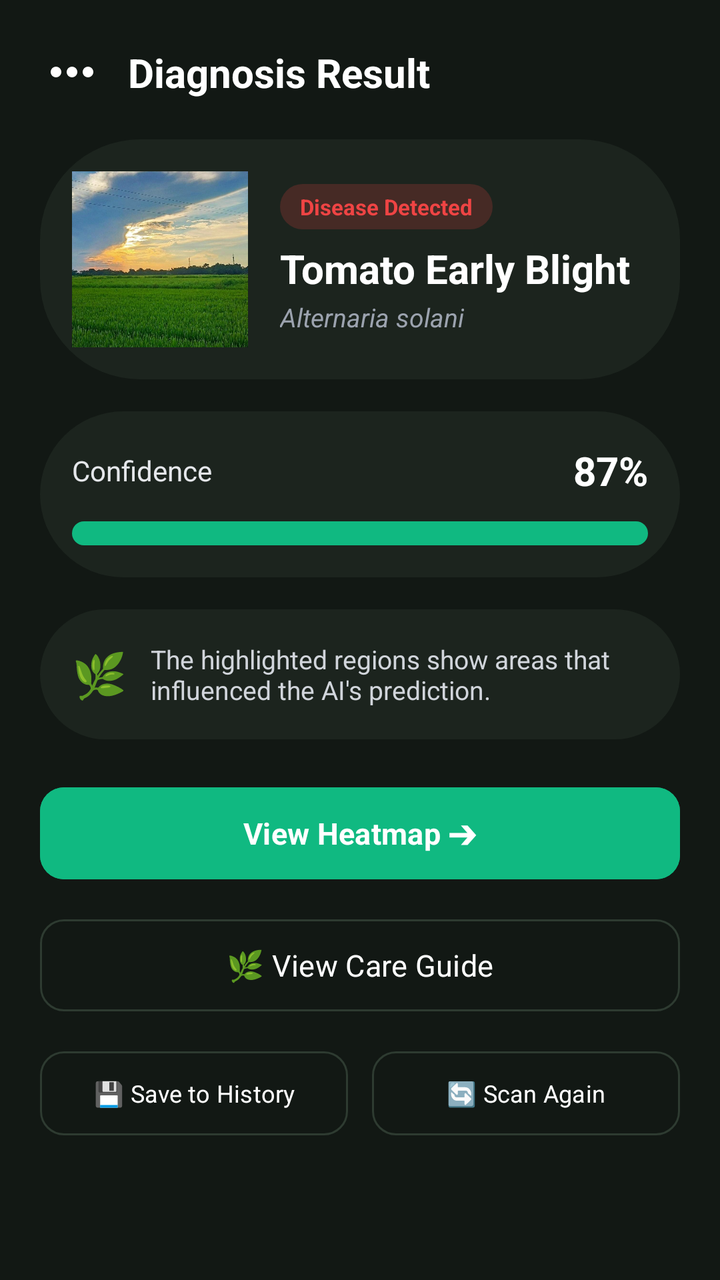
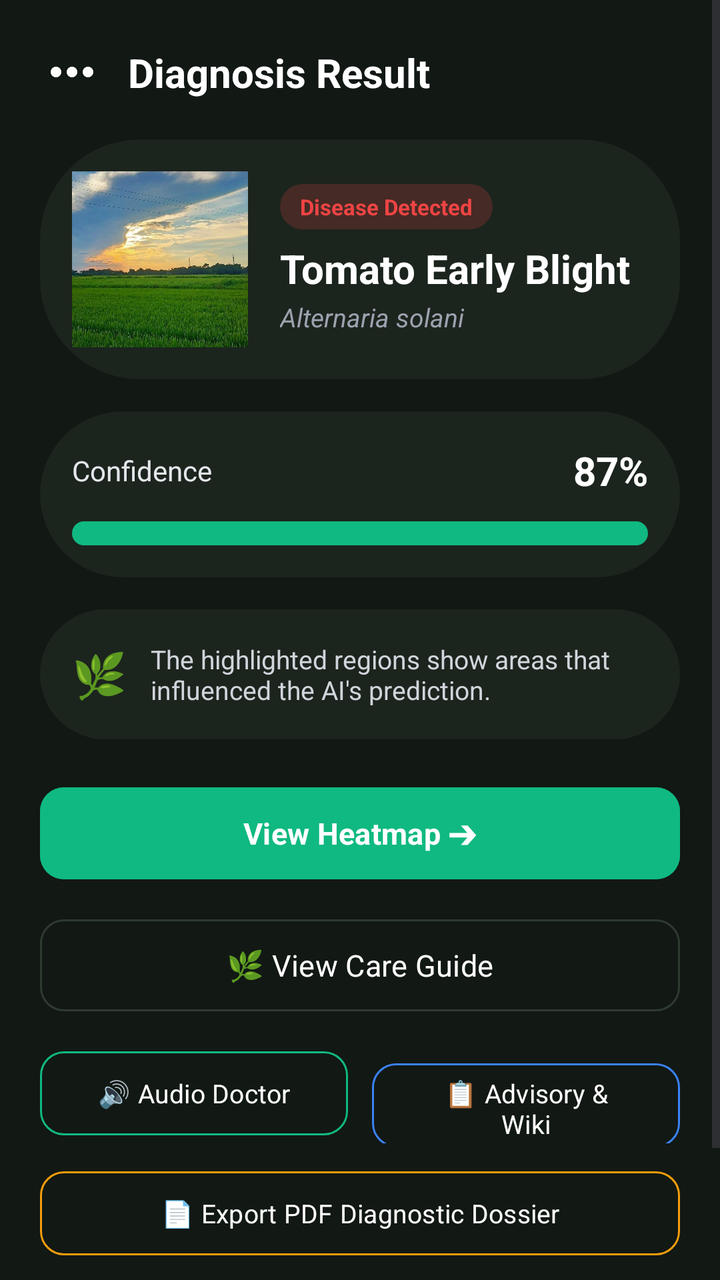

Two renders of the same Android screen: before a commit and after it. Below are the layout's source before the change and the commit's diff.
<!-- AndroidManifest.xml: application theme Theme.SmartAgriculture -->
<!-- res/layout/fragment_scan_result.xml -->
<?xml version="1.0" encoding="utf-8"?>
<ScrollView xmlns:android="http://schemas.android.com/apk/res/android"
    xmlns:app="http://schemas.android.com/apk/res-auto"
    android:layout_width="match_parent"
    android:layout_height="match_parent"
    android:background="#121814"
    android:fillViewport="true">

    <androidx.constraintlayout.widget.ConstraintLayout
        android:layout_width="match_parent"
        android:layout_height="wrap_content"
        android:padding="20dp">

        
        <ImageView
            android:id="@+id/btnBack"
            android:layout_width="32dp"
            android:layout_height="32dp"
            android:src="@drawable/ic_more"
            app:layout_constraintStart_toStartOf="parent"
            app:layout_constraintTop_toTopOf="parent"
            app:tint="#FFFFFF" />

        <TextView
            android:id="@+id/tvTitle"
            android:layout_width="wrap_content"
            android:layout_height="wrap_content"
            android:layout_marginStart="12dp"
            android:text="Diagnosis Result"
            android:textColor="#FFFFFF"
            android:textSize="20sp"
            android:textStyle="bold"
            app:layout_constraintBottom_toBottomOf="@id/btnBack"
            app:layout_constraintStart_toEndOf="@id/btnBack"
            app:layout_constraintTop_toTopOf="@id/btnBack" />

        
        <LinearLayout
            android:id="@+id/cardDiseaseHeader"
            android:layout_width="0dp"
            android:layout_height="wrap_content"
            android:layout_marginTop="20dp"
            android:background="@drawable/rounded_button"
            android:backgroundTint="#1C241E"
            android:gravity="center_vertical"
            android:orientation="horizontal"
            android:padding="16dp"
            app:layout_constraintEnd_toEndOf="parent"
            app:layout_constraintStart_toStartOf="parent"
            app:layout_constraintTop_toBottomOf="@id/tvTitle">

            <ImageView
                android:id="@+id/ivResultLeaf"
                android:layout_width="88dp"
                android:layout_height="88dp"
                android:background="@drawable/rounded_button"
                android:scaleType="centerCrop"
                android:src="@drawable/bg_1" />

            <LinearLayout
                android:layout_width="0dp"
                android:layout_height="wrap_content"
                android:layout_marginStart="16dp"
                android:layout_weight="1"
                android:orientation="vertical">

                <TextView
                    android:id="@+id/tvBadge"
                    android:layout_width="wrap_content"
                    android:layout_height="wrap_content"
                    android:background="@drawable/rounded_button"
                    android:backgroundTint="#33EF4444"
                    android:paddingHorizontal="10dp"
                    android:paddingVertical="4dp"
                    android:text="Disease Detected"
                    android:textColor="#EF4444"
                    android:textSize="11sp"
                    android:textStyle="bold" />

                <TextView
                    android:id="@+id/tvDiseaseName"
                    android:layout_width="wrap_content"
                    android:layout_height="wrap_content"
                    android:layout_marginTop="6dp"
                    android:text="Tomato Early Blight"
                    android:textColor="#FFFFFF"
                    android:textSize="20sp"
                    android:textStyle="bold" />

                <TextView
                    android:id="@+id/tvScientificName"
                    android:layout_width="wrap_content"
                    android:layout_height="wrap_content"
                    android:layout_marginTop="2dp"
                    android:text="Alternaria solani"
                    android:textColor="#9CA3AF"
                    android:textSize="13sp"
                    android:textStyle="italic" />
            </LinearLayout>
        </LinearLayout>

        
        <LinearLayout
            android:id="@+id/cardConfidence"
            android:layout_width="0dp"
            android:layout_height="wrap_content"
            android:layout_marginTop="16dp"
            android:background="@drawable/rounded_button"
            android:backgroundTint="#1C241E"
            android:orientation="vertical"
            android:padding="16dp"
            app:layout_constraintEnd_toEndOf="parent"
            app:layout_constraintStart_toStartOf="parent"
            app:layout_constraintTop_toBottomOf="@id/cardDiseaseHeader">

            <LinearLayout
                android:layout_width="match_parent"
                android:layout_height="wrap_content"
                android:gravity="center_vertical"
                android:orientation="horizontal">

                <TextView
                    android:layout_width="0dp"
                    android:layout_height="wrap_content"
                    android:layout_weight="1"
                    android:text="Confidence"
                    android:textColor="#E5E7EB"
                    android:textSize="14sp" />

                <TextView
                    android:id="@+id/tvConfidenceValue"
                    android:layout_width="wrap_content"
                    android:layout_height="wrap_content"
                    android:text="87%"
                    android:textColor="#FFFFFF"
                    android:textSize="20sp"
                    android:textStyle="bold" />
            </LinearLayout>

            <ProgressBar
                android:id="@+id/pbConfidence"
                style="?android:attr/progressBarStyleHorizontal"
                android:layout_width="match_parent"
                android:layout_height="12dp"
                android:layout_marginTop="12dp"
                android:max="100"
                android:progress="87"
                android:progressDrawable="@drawable/rounded_button"
                android:progressTint="#10B981" />
        </LinearLayout>

        
        <LinearLayout
            android:id="@+id/cardExplanation"
            android:layout_width="0dp"
            android:layout_height="wrap_content"
            android:layout_marginTop="16dp"
            android:background="@drawable/rounded_button"
            android:backgroundTint="#1C241E"
            android:gravity="center_vertical"
            android:orientation="horizontal"
            android:padding="16dp"
            app:layout_constraintEnd_toEndOf="parent"
            app:layout_constraintStart_toStartOf="parent"
            app:layout_constraintTop_toBottomOf="@id/cardConfidence">

            <TextView
                android:layout_width="wrap_content"
                android:layout_height="wrap_content"
                android:text="🌿"
                android:textSize="22sp" />

            <TextView
                android:id="@+id/tvAiExplanation"
                android:layout_width="0dp"
                android:layout_height="wrap_content"
                android:layout_marginStart="12dp"
                android:layout_weight="1"
                android:text="The highlighted regions show areas that influenced the AI's prediction."
                android:textColor="#D1D5DB"
                android:textSize="13sp" />
        </LinearLayout>

        
        <Button
            android:id="@+id/btnViewHeatmap"
            android:layout_width="0dp"
            android:layout_height="54dp"
            android:layout_marginTop="20dp"
            android:backgroundTint="#10B981"
            android:text="View Heatmap ➔"
            android:textColor="#FFFFFF"
            android:textSize="15sp"
            android:textStyle="bold"
            app:cornerRadius="12dp"
            app:layout_constraintEnd_toEndOf="parent"
            app:layout_constraintStart_toStartOf="parent"
            app:layout_constraintTop_toBottomOf="@id/cardExplanation" />

        <Button
            android:id="@+id/btnViewCareGuide"
            style="?attr/materialButtonOutlinedStyle"
            android:layout_width="0dp"
            android:layout_height="54dp"
            android:layout_marginTop="12dp"
            android:text="🌿 View Care Guide"
            android:textColor="#FFFFFF"
            android:textSize="15sp"
            app:cornerRadius="12dp"
            app:layout_constraintEnd_toEndOf="parent"
            app:layout_constraintStart_toStartOf="parent"
            app:layout_constraintTop_toBottomOf="@id/btnViewHeatmap"
            app:strokeColor="#2E3B31"
            app:strokeWidth="1dp" />

        <LinearLayout
            android:id="@+id/rowBottomActions"
            android:layout_width="0dp"
            android:layout_height="wrap_content"
            android:layout_marginTop="12dp"
            android:orientation="horizontal"
            app:layout_constraintEnd_toEndOf="parent"
            app:layout_constraintStart_toStartOf="parent"
            app:layout_constraintTop_toBottomOf="@id/btnViewCareGuide">

            <Button
                android:id="@+id/btnSaveHistory"
                style="?attr/materialButtonOutlinedStyle"
                android:layout_width="0dp"
                android:layout_height="50dp"
                android:layout_marginEnd="6dp"
                android:layout_weight="1"
                android:text="💾 Save to History"
                android:textColor="#FFFFFF"
                android:textSize="12sp"
                app:cornerRadius="12dp"
                app:strokeColor="#2E3B31" />

            <Button
                android:id="@+id/btnScanAgain"
                style="?attr/materialButtonOutlinedStyle"
                android:layout_width="0dp"
                android:layout_height="50dp"
                android:layout_marginStart="6dp"
                android:layout_weight="1"
                android:text="🔄 Scan Again"
                android:textColor="#FFFFFF"
                android:textSize="12sp"
                app:cornerRadius="12dp"
                app:strokeColor="#2E3B31" />
        </LinearLayout>

    </androidx.constraintlayout.widget.ConstraintLayout>
</ScrollView>
<!-- resources referenced by this layout -->
<resources>
  <!-- drawable bg_1: jpeg bitmap (drawable, 177436 bytes) -->
  <!-- drawable ic_more (drawable) -->
  <vector xmlns:android="http://schemas.android.com/apk/res/android"
      android:width="24dp"
      android:height="24dp"
      android:viewportWidth="24.0"
      android:viewportHeight="24.0">
      <path
          android:fillColor="#FF000000"
          android:pathData="M6,10c-1.1,0 -2,0.9 -2,2s0.9,2 2,2 2,-0.9 2,-2 -0.9,-2 -2,-2zm12,0c-1.1,0 -2,0.9 -2,2s0.9,2 2,2 2,-0.9 2,-2 -0.9,-2 -2,-2zm-6,0c-1.1,0 -2,0.9 -2,2s0.9,2 2,2 2,-0.9 2,-2 -0.9,-2 -2,-2z"/>
  </vector>
  <!-- drawable rounded_button (drawable) -->
  <?xml version="1.0" encoding="utf-8"?>
  <shape xmlns:android="http://schemas.android.com/apk/res/android"
      android:shape="rectangle">
      <solid android:color="#FFFFFF"/>
      <corners android:radius="50dp"/>
  </shape>
  <style name="Theme.SmartAgriculture" parent="Base.Theme.SmartAgriculture" />
  <style name="Base.Theme.SmartAgriculture" parent="Theme.Material3.DayNight.NoActionBar">
          
          <item name="colorPrimary">@color/colorPrimary</item>
          <item name="colorPrimaryVariant">@color/colorPrimaryVariant</item>
          <item name="colorOnPrimary">@color/colorOnPrimary</item>
          
          
          <item name="colorSecondary">@color/colorSecondary</item>
          <item name="colorSecondaryVariant">@color/colorSecondaryVariant</item>
          <item name="colorOnSecondary">@color/colorOnSecondary</item>
          
          
          <item name="android:colorBackground">@color/colorBackground</item>
          <item name="colorSurface">@color/colorSurface</item>
          
          
          <item name="fontFamily">sans-serif</item>
      </style>
  <color name="colorPrimary">#2E7D32</color>
  <color name="colorPrimaryVariant">#1B5E20</color>
  <color name="colorOnPrimary">#FFFFFF</color>
  <color name="colorSecondary">#81C784</color>
  <color name="colorSecondaryVariant">#66BB6A</color>
  <color name="colorOnSecondary">#000000</color>
  <color name="colorBackground">#F5F5F5</color>
  <color name="colorSurface">#FFFFFF</color>
</resources>

<!-- the commit's change to res/layout/fragment_scan_result.xml (unified diff, before → after) -->
@@ -213,8 +213,9 @@
             app:strokeColor="#2E3B31"
             app:strokeWidth="1dp" />
 
-        <LinearLayout
-            android:id="@+id/rowBottomActions"
+        
+        <LinearLayout
+            android:id="@+id/rowExtraFeatures"
             android:layout_width="0dp"
             android:layout_height="wrap_content"
             android:layout_marginTop="12dp"
@@ -222,6 +223,61 @@
             app:layout_constraintEnd_toEndOf="parent"
             app:layout_constraintStart_toStartOf="parent"
             app:layout_constraintTop_toBottomOf="@id/btnViewCareGuide">
+
+            <Button
+                android:id="@+id/btnVoiceDoctor"
+                style="?attr/materialButtonOutlinedStyle"
+                android:layout_width="0dp"
+                android:layout_height="50dp"
+                android:layout_marginEnd="6dp"
+                android:layout_weight="1"
+                android:text="🔊 Audio Doctor"
+                android:textAllCaps="false"
+                android:textColor="#FFFFFF"
+                android:textSize="13sp"
+                app:cornerRadius="12dp"
+                app:strokeColor="#10B981" />
+
+            <Button
+                android:id="@+id/btnOpenAdvisory"
+                style="?attr/materialButtonOutlinedStyle"
+                android:layout_width="0dp"
+                android:layout_height="50dp"
+                android:layout_marginStart="6dp"
+                android:layout_weight="1"
+                android:text="📋 Advisory &amp; Wiki"
+                android:textAllCaps="false"
+                android:textColor="#FFFFFF"
+                android:textSize="13sp"
+                app:cornerRadius="12dp"
+                app:strokeColor="#3B82F6" />
+        </LinearLayout>
+
+        <Button
+            android:id="@+id/btnExportPdf"
+            style="?attr/materialButtonOutlinedStyle"
+            android:layout_width="0dp"
+            android:layout_height="50dp"
+            android:layout_marginTop="10dp"
+            android:text="📄 Export PDF Diagnostic Dossier"
+            android:textAllCaps="false"
+            android:textColor="#FFFFFF"
+            android:textSize="13sp"
+            app:cornerRadius="12dp"
+            app:layout_constraintEnd_toEndOf="parent"
+            app:layout_constraintStart_toStartOf="parent"
+            app:layout_constraintTop_toBottomOf="@id/rowExtraFeatures"
+            app:strokeColor="#F59E0B" />
+
+        <LinearLayout
+            android:id="@+id/rowBottomActions"
+            android:layout_width="0dp"
+            android:layout_height="wrap_content"
+            android:layout_marginTop="12dp"
+            android:orientation="horizontal"
+            app:layout_constraintEnd_toEndOf="parent"
+            app:layout_constraintStart_toStartOf="parent"
+            app:layout_constraintTop_toBottomOf="@id/btnExportPdf">
 
             <Button
                 android:id="@+id/btnSaveHistory"
